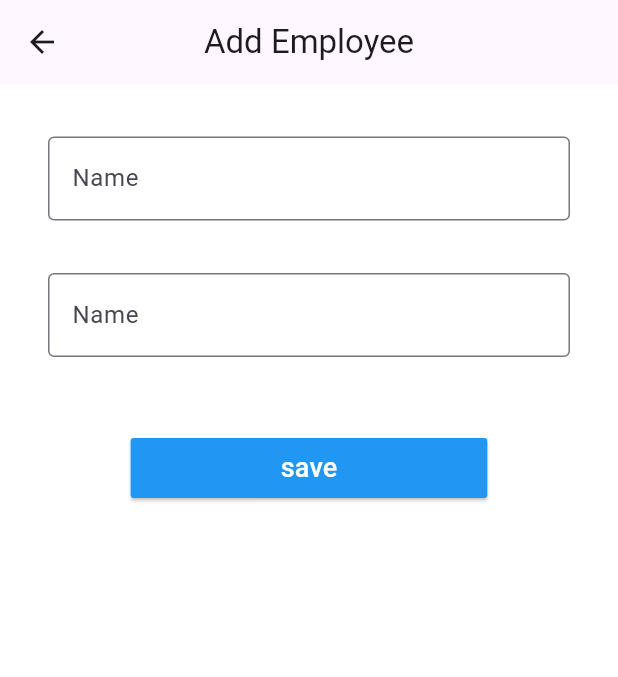
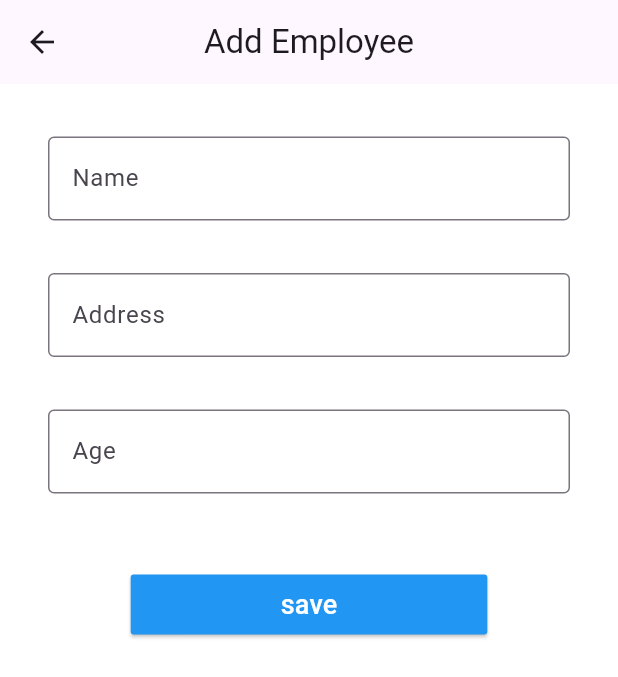
Before and after one commit to SandaruwanB/firebase_crud_with_flutter, a Flutter app: the screen it shows after launch, after a tap on the "add" icon, on a phone screen of 412 x 824 dp. Shown: the top 677 px of the screen. Run offline on Flutter 3.47's test engine with Material 3 defaults, Android fonts, the phone set to English and light mode, and no system bars; our stand-ins replace cloud_firestore, firebase_core; accounts and stored records are empty.

Commit message:
[DEV] employee validation

```diff
--- a/lib/screens/employees_add.dart
+++ b/lib/screens/employees_add.dart
@@ -10,6 +10,8 @@ class EmployeesAdd extends StatefulWidget {
 class _EmployeeAddState extends State<EmployeesAdd> {
   final _formKey = GlobalKey<FormState>();
   final _nameController = TextEditingController();
+  final _addressController = TextEditingController();
+  final _ageController = TextEditingController();
 
   @override
   void initState() {
@@ -20,7 +22,10 @@ class _EmployeeAddState extends State<EmployeesAdd> {
     Navigator.pop(context);
   }
 
-  void saveEmployee() {}
+  void saveEmployee() {
+    if (_formKey.currentState!.validate()) {
+    }
+  }
 
   @override
   Widget build(BuildContext contex) {
@@ -68,9 +73,23 @@ class _EmployeeAddState extends State<EmployeesAdd> {
                       ),
                       const SizedBox(height: 35),
                       TextFormField(
-                        controller: _nameController,
+                        controller: _addressController,
                         decoration: const InputDecoration(
-                          labelText: "Name",
+                          labelText: "Address",
+                          border: OutlineInputBorder(),
+                        ),
+                        validator: (value) {
+                          if (value == null || value.isEmpty) {
+                            return "This field is required";
+                          }
+                          return null;
+                        },
+                      ),
+                      const SizedBox(height: 35),
+                      TextFormField(
+                        controller: _ageController,
+                        decoration: const InputDecoration(
+                          labelText: "Age",
                           border: OutlineInputBorder(),
                         ),
                         validator: (value) {
@@ -90,12 +109,16 @@ class _EmployeeAddState extends State<EmployeesAdd> {
                             borderRadius: BorderRadius.circular(2),
                           ),
                           backgroundColor: Colors.blue,
-                          padding: const EdgeInsets.symmetric(horizontal: 100.0),
+                          padding:
+                              const EdgeInsets.symmetric(horizontal: 100.0),
                         ),
-                        child: const Text("save", style: TextStyle(
-                          color: Colors.white,
-                          fontSize: 18,
-                        ),),
+                        child: const Text(
+                          "save",
+                          style: TextStyle(
+                            color: Colors.white,
+                            fontSize: 18,
+                          ),
+                        ),
                       ),
                     ],
                   ),
```
